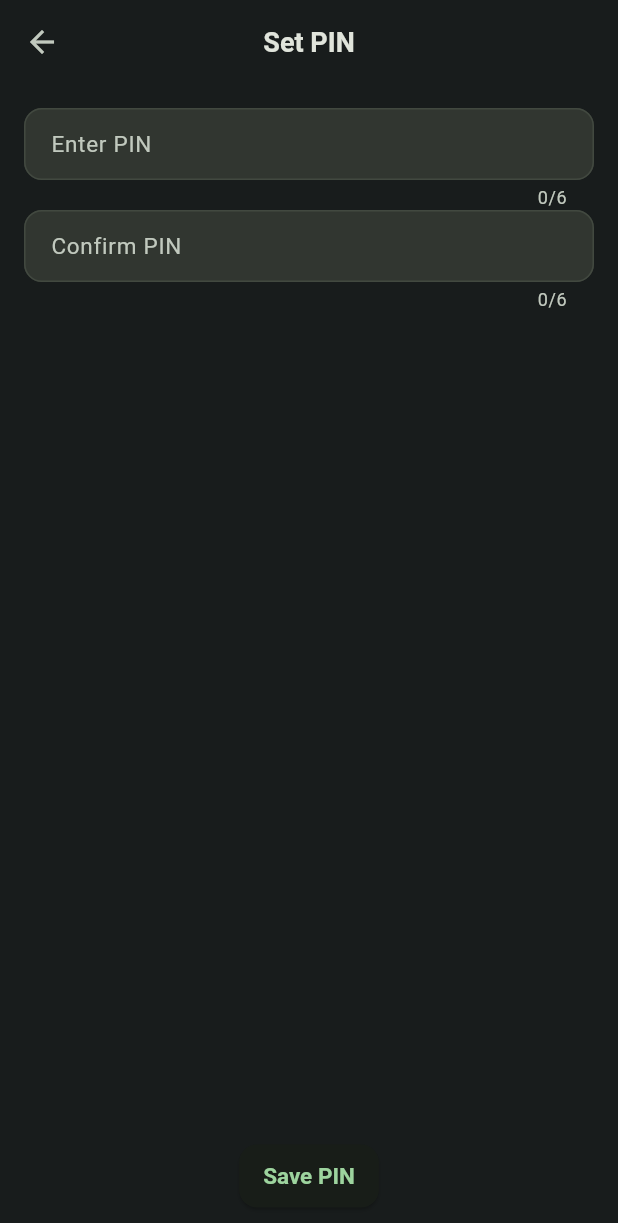
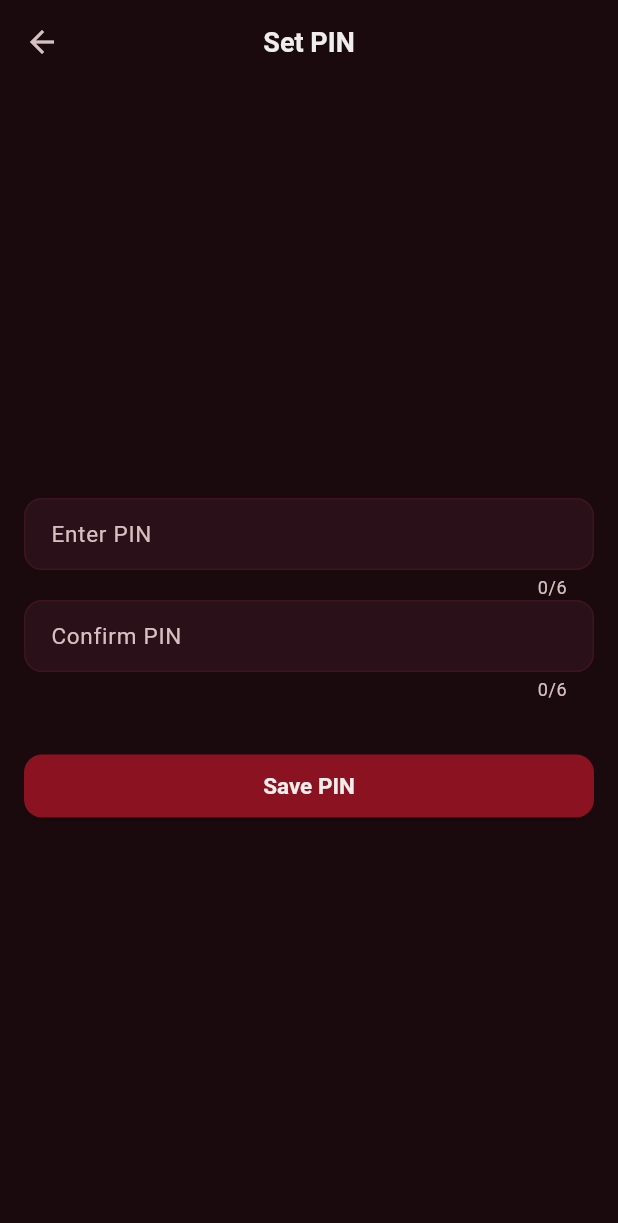
Before and after one commit to Navaskt/fin_track, a Flutter app: the screen it shows after launch, after a tap on "Set PIN", on a phone screen of 412 x 824 dp. Shown: the top 1223 px of the screen. Run offline on Flutter 3.47's test engine with Material 3 defaults, Android fonts, the phone set to English and light mode, and no system bars; our stand-ins replace fl_chart, flutter_hooks, flutter_riverpod, flutter_secure_storage, freezed_annotation, go_router and 7 more; missing offline and left inert: cryptography; accounts and stored records are empty; Roboto replaces fonts that are missing (Montserrat).

Commit message:
feat: Refactor theme colors and structure for Spendly branding

```diff
--- a/lib/app/theme/app_theme.dart
+++ b/lib/app/theme/app_theme.dart
@@ -1,30 +1,39 @@
+import 'package:fin_track/app/theme/app_colors.dart';
 import 'package:flutter/material.dart';
 
-// Premium FinMate color system
-const _seed = Color(0xFF00C853); // Emerald
-const _gold = Color(0xFFFBC02D);
 
-const _darkSurface = Color(0xFF181C1C);
-
-// ---------- COLOR SCHEME TUNING ----------
+// ── ColorScheme builder ───────────────────────────────────────────────────────
 ColorScheme _tunedScheme(Brightness brightness) {
-  final base = ColorScheme.fromSeed(seedColor: _seed, brightness: brightness);
+  final base = ColorScheme.fromSeed(
+    seedColor: AppColors.crimsonPrimary,
+    primary: AppColors.crimsonPrimary,
+    onPrimary: Colors.white,
+    brightness: brightness,
+  );
 
   if (brightness == Brightness.dark) {
     return base.copyWith(
-      surface: _darkSurface,
-      secondary: _gold,
-      onSecondary: const Color(0xFF1C1C1C),
+      primary: AppColors.crimsonDark,          // slightly deeper in dark mode
+      onPrimary: AppColors.iconWhite,
+      surface: AppColors.surfaceDark,          // deep dark background
+      onSurface: AppColors.iconWhite,
+      surfaceContainerHighest: AppColors.cardDark,
+      secondary: AppColors.incomeDark,         // teal accent for income
+      onSecondary: const Color(0xFF0D2018),
+      outline: AppColors.borderDark,
+      outlineVariant: AppColors.borderDark,
     );
   } else {
     return base.copyWith(
-      secondary: _gold,
-      onSecondary: const Color(0xFF1C1C1C),
+      surface: AppColors.surfaceLight,
+      onSurface: const Color(0xFF1F2937),
+      secondary: AppColors.incomeLight,        // green for income
+      onSecondary: Colors.white,
     );
   }
 }
 
-// ---------- TEXT THEME ----------
+// ── Text theme (Montserrat) ───────────────────────────────────────────────────
 TextTheme _montserratTextTheme(ColorScheme scheme) {
   return TextTheme(
     displayLarge: TextStyle(
@@ -37,7 +46,7 @@ TextTheme _montserratTextTheme(ColorScheme scheme) {
       fontFamily: 'Montserrat',
       fontWeight: FontWeight.w600,
       fontSize: 22,
-      color: scheme.onBackground,
+      color: scheme.onSurface,
     ),
     titleLarge: TextStyle(
       fontFamily: 'Montserrat',
@@ -78,16 +87,14 @@ TextTheme _montserratTextTheme(ColorScheme scheme) {
   );
 }
 
-// ======================================================================
-//                    FINMATE NUMBER THEME (ThemeExtension)
-// ======================================================================
+// ── FinMate number extension ──────────────────────────────────────────────────
 class FinMateNumberTheme extends ThemeExtension<FinMateNumberTheme> {
-  final TextStyle amountXL; // e.g., large balance on dashboard
-  final TextStyle amountL; // e.g., card totals
-  final TextStyle amountM; // e.g., list items
-  final TextStyle deltaPositive; // +2.3%
-  final TextStyle deltaNegative; // -2.3%
-  final TextStyle deltaNeutral; // 0.0% or unchanged
+  final TextStyle amountXL;
+  final TextStyle amountL;
+  final TextStyle amountM;
+  final TextStyle deltaPositive;
+  final TextStyle deltaNegative;
+  final TextStyle deltaNeutral;
 
   const FinMateNumberTheme({
     required this.amountXL,
@@ -98,15 +105,9 @@ class FinMateNumberTheme extends ThemeExtension<FinMateNumberTheme> {
     required this.deltaNeutral,
   });
 
-  // Build from a ColorScheme
   factory FinMateNumberTheme.fromScheme(ColorScheme scheme) {
-    // Use tabular figures so columns align nicely
     const features = [FontFeature.tabularFigures()];
-
-    // Choose red that works on both modes
-    final lossRed = scheme.brightness == Brightness.dark
-        ? const Color(0xFFFF6B6B)
-        : const Color(0xFFD32F2F);
+    final isDark = scheme.brightness == Brightness.dark;
 
     return FinMateNumberTheme(
       amountXL: TextStyle(
@@ -114,7 +115,7 @@ class FinMateNumberTheme extends ThemeExtension<FinMateNumberTheme> {
         fontWeight: FontWeight.w700,
         fontSize: 30,
         letterSpacing: -0.2,
-        color: scheme.onBackground,
+        color: scheme.onSurface,
         fontFeatures: features,
       ),
       amountL: TextStyle(
@@ -132,18 +133,20 @@ class FinMateNumberTheme extends ThemeExtension<FinMateNumberTheme> {
         color: scheme.onSurface,
         fontFeatures: features,
       ),
+      // Positive = income = teal (not primary crimson — avoids confusion)
       deltaPositive: TextStyle(
         fontFamily: 'Montserrat',
         fontWeight: FontWeight.w600,
         fontSize: 14.5,
-        color: scheme.primary, // emerald
+        color: isDark ? AppColors.incomeDark : AppColors.incomeLight,
         fontFeatures: features,
       ),
+      // Negative = expense loss red
       deltaNegative: TextStyle(
         fontFamily: 'Montserrat',
         fontWeight: FontWeight.w600,
         fontSize: 14.5,
-        color: lossRed,
+        color: isDark ? AppColors.lossDark : AppColors.lossLight,
         fontFeatures: features,
       ),
       deltaNeutral: TextStyle(
@@ -158,14 +161,9 @@ class FinMateNumberTheme extends ThemeExtension<FinMateNumberTheme> {
 
   @override
   FinMateNumberTheme copyWith({
-    TextStyle? amountXL,
-    TextStyle? amountL,
-    TextStyle? amountM,
-    TextStyle? deltaPositive,
-    TextStyle? deltaNegative,
-    TextStyle? deltaNeutral,
-  }) {
-    return FinMateNumberTheme(
+    TextStyle? amountXL, TextStyle? amountL, TextStyle? amountM,
+    TextStyle? deltaPositive, TextStyle? deltaNegative, TextStyle? deltaNeutral,
+  }) => FinMateNumberTheme(
     amountXL: amountXL ?? this.amountXL,
     amountL: amountL ?? this.amountL,
     amountM: amountM ?? this.amountM,
@@ -173,44 +171,34 @@ class FinMateNumberTheme extends ThemeExtension<FinMateNumberTheme> {
     deltaNegative: deltaNegative ?? this.deltaNegative,
     deltaNeutral: deltaNeutral ?? this.deltaNeutral,
   );
-  }
 
   @override
   FinMateNumberTheme lerp(ThemeExtension<FinMateNumberTheme>? other, double t) {
     if (other is! FinMateNumberTheme) return this;
-    TextStyle _lerp(TextStyle a, TextStyle b) => TextStyle.lerp(a, b, t) ?? a;
-
+    TextStyle lrp(TextStyle a, TextStyle b) => TextStyle.lerp(a, b, t) ?? a;
     return FinMateNumberTheme(
-      amountXL: _lerp(amountXL, other.amountXL),
-      amountL: _lerp(amountL, other.amountL),
-      amountM: _lerp(amountM, other.amountM),
-      deltaPositive: _lerp(deltaPositive, other.deltaPositive),
-      deltaNegative: _lerp(deltaNegative, other.deltaNegative),
-      deltaNeutral: _lerp(deltaNeutral, other.deltaNeutral),
+      amountXL: lrp(amountXL, other.amountXL),
+      amountL: lrp(amountL, other.amountL),
+      amountM: lrp(amountM, other.amountM),
+      deltaPositive: lrp(deltaPositive, other.deltaPositive),
+      deltaNegative: lrp(deltaNegative, other.deltaNegative),
+      deltaNeutral: lrp(deltaNeutral, other.deltaNeutral),
     );
   }
 }
 
-// Easy access from BuildContext
 extension FinMateNumberX on BuildContext {
   FinMateNumberTheme get finNumbers =>
       Theme.of(this).extension<FinMateNumberTheme>()!;
 }
 
-// ======================================================================
-//                               THEMES
-// ======================================================================
-ThemeData buildLightTheme() {
-  final colorScheme = _tunedScheme(Brightness.light);
-
-  return ThemeData(
+// ── Shared component theme builder ───────────────────────────────────────────
+ThemeData _buildBase(ColorScheme colorScheme) => ThemeData(
   useMaterial3: true,
   colorScheme: colorScheme,
   textTheme: _montserratTextTheme(colorScheme),
   scaffoldBackgroundColor: colorScheme.surface,
-    extensions: <ThemeExtension<dynamic>>[
-      FinMateNumberTheme.fromScheme(colorScheme),
-    ],
+  extensions: [FinMateNumberTheme.fromScheme(colorScheme)],
   appBarTheme: AppBarTheme(
     centerTitle: true,
     elevation: 0,
@@ -236,8 +224,8 @@ ThemeData buildLightTheme() {
     space: 1,
   ),
   floatingActionButtonTheme: FloatingActionButtonThemeData(
-      backgroundColor: colorScheme.primaryContainer,
-      foregroundColor: colorScheme.onPrimaryContainer,
+    backgroundColor: colorScheme.primary,
+    foregroundColor: colorScheme.onPrimary,
     elevation: 3,
     shape: RoundedRectangleBorder(borderRadius: BorderRadius.circular(16)),
   ),
@@ -266,6 +254,8 @@ ThemeData buildLightTheme() {
   ),
   elevatedButtonTheme: ElevatedButtonThemeData(
     style: ElevatedButton.styleFrom(
+      backgroundColor: colorScheme.primary,
+      foregroundColor: colorScheme.onPrimary,
       padding: const EdgeInsets.symmetric(horizontal: 16, vertical: 12),
       shape: RoundedRectangleBorder(borderRadius: BorderRadius.circular(12)),
       textStyle: const TextStyle(
@@ -276,97 +266,16 @@ ThemeData buildLightTheme() {
     ),
   ),
 );
-}
 
-ThemeData buildDarkTheme() {
-  final colorScheme = _tunedScheme(Brightness.dark);
+ThemeData buildLightTheme() => _buildBase(_tunedScheme(Brightness.light));
+ThemeData buildDarkTheme()  => _buildBase(_tunedScheme(Brightness.dark));
 
-  return ThemeData(
-    useMaterial3: true,
-    colorScheme: colorScheme,
-    textTheme: _montserratTextTheme(colorScheme),
-    scaffoldBackgroundColor: colorScheme.surface,
-    extensions: <ThemeExtension<dynamic>>[
-      FinMateNumberTheme.fromScheme(colorScheme),
-    ],
-    appBarTheme: AppBarTheme(
-      centerTitle: true,
-      elevation: 0,
-      backgroundColor: colorScheme.surface,
-      foregroundColor: colorScheme.onSurface,
-      scrolledUnderElevation: 2,
-    ),
-    cardTheme: CardThemeData(
-      color: colorScheme.surfaceContainerHighest,
-      elevation: 0,
-      shape: RoundedRectangleBorder(borderRadius: BorderRadius.circular(16)),
-      margin: EdgeInsets.zero,
-    ),
-    listTileTheme: ListTileThemeData(
-      contentPadding: const EdgeInsets.symmetric(horizontal: 12, vertical: 4),
-      iconColor: colorScheme.onSurfaceVariant,
-      textColor: colorScheme.onSurface,
-      shape: RoundedRectangleBorder(borderRadius: BorderRadius.circular(14)),
-    ),
-    dividerTheme: DividerThemeData(
-      color: colorScheme.outlineVariant,
-      thickness: 1,
-      space: 1,
-    ),
-    floatingActionButtonTheme: FloatingActionButtonThemeData(
-      backgroundColor: colorScheme.primaryContainer,
-      foregroundColor: colorScheme.onPrimaryContainer,
-      elevation: 3,
-      shape: RoundedRectangleBorder(borderRadius: BorderRadius.circular(16)),
-    ),
-    iconButtonTheme: IconButtonThemeData(
-      style: IconButton.styleFrom(
-        foregroundColor: colorScheme.onSurfaceVariant,
-        shape: RoundedRectangleBorder(borderRadius: BorderRadius.circular(12)),
-      ),
-    ),
-    inputDecorationTheme: InputDecorationTheme(
-      filled: true,
-      fillColor: colorScheme.surfaceContainerHighest,
-      border: OutlineInputBorder(
-        borderRadius: BorderRadius.circular(12),
-        borderSide: BorderSide(color: colorScheme.outlineVariant),
-      ),
-      enabledBorder: OutlineInputBorder(
-        borderRadius: BorderRadius.circular(12),
-        borderSide: BorderSide(color: colorScheme.outlineVariant),
-      ),
-      focusedBorder: OutlineInputBorder(
-        borderRadius: BorderRadius.circular(12),
-        borderSide: BorderSide(color: colorScheme.primary, width: 1.4),
-      ),
-      contentPadding: const EdgeInsets.symmetric(horizontal: 14, vertical: 12),
-    ),
-    elevatedButtonTheme: ElevatedButtonThemeData(
-      style: ElevatedButton.styleFrom(
-        padding: const EdgeInsets.symmetric(horizontal: 16, vertical: 12),
-        shape: RoundedRectangleBorder(borderRadius: BorderRadius.circular(12)),
-        textStyle: const TextStyle(
-          fontFamily: 'Montserrat',
-          fontWeight: FontWeight.w600,
-          fontSize: 15,
-        ),
-      ),
-    ),
-  );
-}
-
-// ======================================================================
-//                     QUICK HELPERS FOR NUMBERS
-// ======================================================================
-
-// Formats a currency with alignment-friendly style.
-// Example: FinMateAmount(amount: -1240.55, prefix: 'AED ')
+// ── Amount & Delta widgets (unchanged API) ────────────────────────────────────
 class FinMateAmount extends StatelessWidget {
   const FinMateAmount({
     super.key,
     required this.amount,
-    this.prefix = 'AED',
+    this.prefix = 'AED ',
     this.textScale = 1.0,
     this.size = _AmountSize.lg,
   });
@@ -380,22 +289,16 @@ class FinMateAmount extends StatelessWidget {
   Widget build(BuildContext context) {
     final numbers = context.finNumbers;
     final scheme = Theme.of(context).colorScheme;
-
     final style = switch (size) {
       _AmountSize.xl => numbers.amountXL,
       _AmountSize.lg => numbers.amountL,
       _AmountSize.md => numbers.amountM,
     };
-
     final color = amount < 0
-        ? context.finNumbers.deltaNegative.color
+        ? numbers.deltaNegative.color
         : scheme.onSurface;
-
-    // You likely already have a formatter like formatAED(...)
-    final text = '$prefix${_format(amount)}';
-
     return Text(
-      text,
+      '$prefix${_format(amount)}',
       textScaleFactor: textScale,
       style: style.copyWith(color: color),
       maxLines: 1,
@@ -404,17 +307,13 @@ class FinMateAmount extends StatelessWidget {
   }
 
   String _format(double value) {
-    // Simple placeholder. Replace with your formatAED or NumberFormat if you use intl.
     final sign = value < 0 ? '-' : '';
-    final abs = value.abs().toStringAsFixed(2);
-    return '$sign$abs';
+    return '$sign${value.abs().toStringAsFixed(2)}';
   }
 }
 
 enum _AmountSize { xl, lg, md }
 
-// Shows a percent delta with colored sign and tabular digits
-// Example: FinMateDelta(value: 0.0345) -> +3.45%
 class FinMateDelta extends StatelessWidget {
   const FinMateDelta({
     super.key,
@@ -424,7 +323,7 @@ class FinMateDelta extends StatelessWidget {
     this.decimals = 2,
   });
 
-  final double value; // e.g., 0.0345 => 3.45%
+  final double value;
   final double textScale;
   final bool showSign;
   final int decimals;
@@ -432,19 +331,13 @@ class FinMateDelta extends StatelessWidget {
   @override
   Widget build(BuildContext context) {
     final numbers = context.finNumbers;
-
-    late final TextStyle style;
-    if (value > 0) {
-      style = numbers.deltaPositive;
-    } else if (value < 0) {
-      style = numbers.deltaNegative;
-    } else {
-      style = numbers.deltaNeutral;
-    }
-
+    final style = value > 0
+        ? numbers.deltaPositive
+        : value < 0
+            ? numbers.deltaNegative
+            : numbers.deltaNeutral;
     final sign = showSign && value != 0 ? (value > 0 ? '+' : '-') : '';
     final pct = (value.abs() * 100).toStringAsFixed(decimals);
-
     return Text(
       '$sign$pct%',
       textScaleFactor: textScale,
--- a/lib/core/security/presentation/lock_screen.dart
+++ b/lib/core/security/presentation/lock_screen.dart
@@ -46,13 +46,13 @@ class _LockScreenState extends ConsumerState<LockScreen> with SafeSetState {
       appBar: AppBar(
         centerTitle: true,
         title: Text(isSetup ? loc.setPinTitle : loc.unlockTitle),
-        toolbarHeight: 64,
+        toolbarHeight: kToolbarHeight,
       ),
       body: SafeArea(
-        child: SingleChildScrollView(
-          keyboardDismissBehavior: ScrollViewKeyboardDismissBehavior.onDrag,
-          padding: const EdgeInsets.symmetric(horizontal: 16, vertical: 24),
-          child: Center(
+        child: Center(
+          child: SingleChildScrollView(
+            keyboardDismissBehavior: ScrollViewKeyboardDismissBehavior.onDrag,
+            padding: const EdgeInsets.symmetric(horizontal: 16, vertical: 24),
             child: ConstrainedBox(
               constraints: const BoxConstraints(maxWidth: 420),
               child: Column(
--- a/lib/core/security/presentation/set_pin_screen.dart
+++ b/lib/core/security/presentation/set_pin_screen.dart
@@ -19,9 +19,15 @@ class _SetPinScreenState extends ConsumerState<SetPinScreen> {
     final loc = context.loc;
     return Scaffold(
       appBar: AppBar(title: Text(loc.setPinTitle)),
-      body: Padding(
+      body: SafeArea(
+        child: Center(
+          child: SingleChildScrollView(
             padding: const EdgeInsets.all(16),
+            child: ConstrainedBox(
+              constraints: const BoxConstraints(maxWidth: 500),
               child: Column(
+                mainAxisSize: MainAxisSize.min,
+                crossAxisAlignment: CrossAxisAlignment.stretch,
                 children: [
                   TextField(
                     controller: _c1,
@@ -40,8 +46,13 @@ class _SetPinScreenState extends ConsumerState<SetPinScreen> {
                     onChanged: (_) => setState(() => _err = null),
                   ),
                   const SizedBox(height: 16),
-            if (_err != null) Text(_err!, style: TextStyle(color: Theme.of(context).colorScheme.error)),
-            const Spacer(),
+                  if (_err != null)
+                    Text(
+                      _err!,
+                      style: TextStyle(color: Theme.of(context).colorScheme.error),
+                      textAlign: TextAlign.center,
+                    ),
+                  const SizedBox(height: 16),
                   ElevatedButton(
                     onPressed: () async {
                       final a = _c1.text.trim();
@@ -62,6 +73,9 @@ class _SetPinScreenState extends ConsumerState<SetPinScreen> {
                 ],
               ),
             ),
+          ),
+        ),
+      ),
     );
   }
 }
--- a/pubspec.yaml
+++ b/pubspec.yaml
@@ -54,4 +54,3 @@ flutter:
   uses-material-design: true
   assets:
     - assets/fonts/
-    - assets/images/
```
Also changed, not shown: lib/app/theme/app_colors.dart (added, +23 -0 lines). Lines whose indentation alone changed are shown as unchanged.
